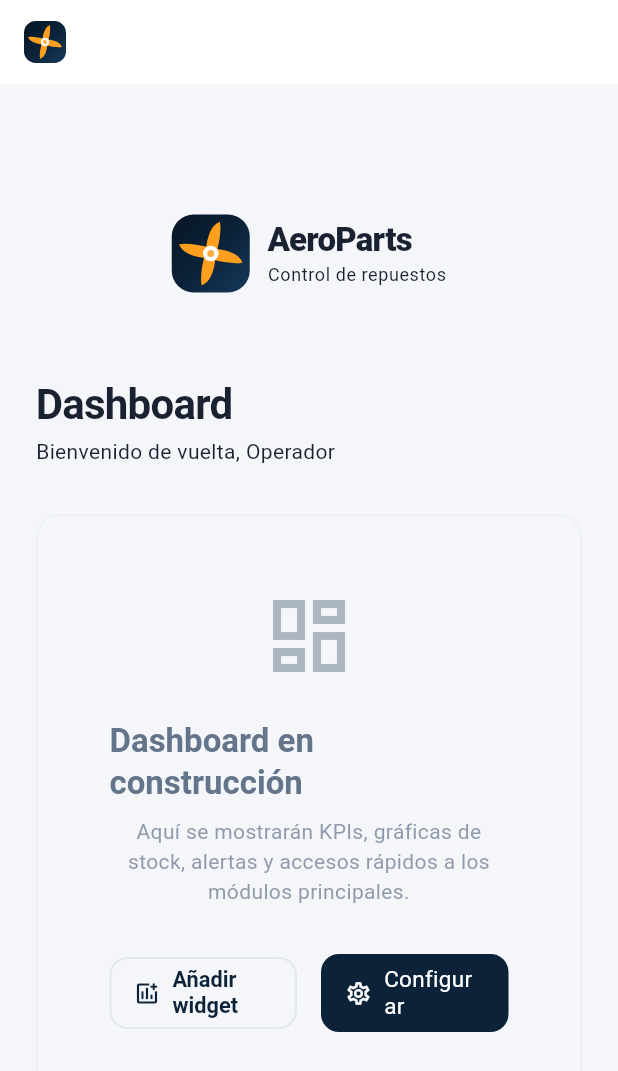
After one commit to JuanSar2107/Fluttter_Frontend, a Flutter app: the DashboardScreen screen opened by its route, on a phone screen of 412 x 824 dp. The commit adds this screen. Shown: the top 1071 px of the screen. Run offline on Flutter 3.47's test engine with Material 3 defaults, Android fonts, the phone set to English and light mode, and no system bars; our stand-ins replace flutter_riverpod, flutter_secure_storage, go_router; accounts and stored records are empty.

Commit message:
dash board

```diff
--- /dev/null
+++ b/lib/features/dashboard/presentation/screens/dashboard_screen.dart
@@ -0,0 +1,235 @@
+import 'package:flutter/material.dart';
+import 'package:flutter_riverpod/flutter_riverpod.dart';
+
+import '../../../../core/theme/app_theme.dart';
+import '../../../auth/domain/entities/app_user.dart';
+import '../../../auth/presentation/providers/auth_providers.dart';
+import '../../../auth/presentation/widgets/app_logo.dart';
+
+/// Pantalla principal (Dashboard) con la misma estructura visual que el panel
+/// derecho del login: centrado, ancho máximo 420px, con header de marca en móvil.
+///
+/// Evita el layout partido (brand panel + content) para evitar problemas de
+/// overflow en tests. Cuando se necesite el panel lateral, se puede añadir
+/// copiando el patrón del LoginScreen.
+class DashboardScreen extends ConsumerWidget {
+  const DashboardScreen({super.key});
+
+  @override
+  Widget build(BuildContext context, WidgetRef ref) {
+    final user = ref.watch(currentUserProvider);
+
+    return Scaffold(
+      appBar: AppBar(
+        title: const AppLogo(size: 28, showWordmark: false),
+        actions: [
+          if (user != null)
+            IconButton(
+              onPressed: () =>
+                  ref.read(authControllerProvider.notifier).signOut(),
+              icon: const Icon(Icons.logout),
+              tooltip: 'Cerrar sesión',
+            ),
+        ],
+      ),
+      body: SafeArea(
+        child: _ContentPanel(user: user),
+      ),
+    );
+  }
+}
+
+class _ContentPanel extends StatelessWidget {
+  const _ContentPanel({required this.user});
+
+  final AppUser? user;
+
+  @override
+  Widget build(BuildContext context) {
+    final theme = Theme.of(context);
+
+    return Center(
+      child: SingleChildScrollView(
+        padding: const EdgeInsets.symmetric(
+          horizontal: AppSpacing.lg,
+          vertical: AppSpacing.xl,
+        ),
+        child: ConstrainedBox(
+          constraints: const BoxConstraints(maxWidth: 420),
+          child: Column(
+            crossAxisAlignment: CrossAxisAlignment.stretch,
+            mainAxisSize: MainAxisSize.min,
+            children: [
+              // Header con logo + badge de usuario (estilo login móvil)
+              _MobileHeader(user: user),
+              const SizedBox(height: AppSpacing.xl),
+
+              // Título de la página
+              Row(
+                children: [
+                  Expanded(
+                    child: Column(
+                      crossAxisAlignment: CrossAxisAlignment.start,
+                      children: [
+                        Text('Dashboard', style: theme.textTheme.headlineMedium),
+                        const SizedBox(height: 4),
+                        Text(
+                          'Bienvenido de vuelta, ${user?.displayName ?? 'Operador'}',
+                          style: theme.textTheme.bodyMedium,
+                        ),
+                      ],
+                    ),
+                  ),
+                ],
+              ),
+              const SizedBox(height: AppSpacing.xl),
+
+              // Placeholder de contenido
+              _EmptyState(),
+            ],
+          ),
+        ),
+      ),
+    );
+  }
+}
+
+class _MobileHeader extends StatelessWidget {
+  const _MobileHeader({required this.user});
+
+  final AppUser? user;
+
+  @override
+  Widget build(BuildContext context) {
+    return Column(
+      children: [
+        const AppLogo(size: 52, showWordmark: true),
+        const SizedBox(height: AppSpacing.lg),
+        if (user != null) _MobileUserBadge(user: user!),
+      ],
+    );
+  }
+}
+
+class _MobileUserBadge extends StatelessWidget {
+  const _MobileUserBadge({required this.user});
+
+  final AppUser user;
+
+  @override
+  Widget build(BuildContext context) {
+    final theme = Theme.of(context);
+
+    return Container(
+      width: double.infinity,
+      padding: const EdgeInsets.all(AppSpacing.md),
+      decoration: BoxDecoration(
+        color: theme.colorScheme.surfaceContainerHighest,
+        borderRadius: BorderRadius.circular(AppRadius.md),
+        border: Border.all(color: theme.colorScheme.outline),
+      ),
+      child: Row(
+        children: [
+          CircleAvatar(
+            radius: 20,
+            backgroundColor: theme.colorScheme.secondary,
+            child: Text(
+              user.initials,
+              style: TextStyle(
+                color: theme.colorScheme.onSecondary,
+                fontWeight: FontWeight.w700,
+                fontSize: 16,
+              ),
+            ),
+          ),
+          const SizedBox(width: AppSpacing.md),
+          Expanded(
+            child: Column(
+              crossAxisAlignment: CrossAxisAlignment.start,
+              children: [
+                Text(
+                  user.displayName,
+                  style: theme.textTheme.titleMedium?.copyWith(
+                    fontWeight: FontWeight.w600,
+                  ),
+                ),
+                Text(
+                  user.role.label,
+                  style: theme.textTheme.bodySmall?.copyWith(
+                    color: theme.colorScheme.onSurfaceVariant,
+                  ),
+                ),
+              ],
+            ),
+          ),
+        ],
+      ),
+    );
+  }
+}
+
+class _EmptyState extends StatelessWidget {
+  @override
+  Widget build(BuildContext context) {
+    final theme = Theme.of(context);
+
+    return Container(
+      width: double.infinity,
+      padding: const EdgeInsets.all(AppSpacing.xxl),
+      decoration: BoxDecoration(
+        color: theme.colorScheme.surfaceContainerHighest.withValues(alpha: 0.3),
+        borderRadius: BorderRadius.circular(AppRadius.lg),
+        border: Border.all(
+          color: theme.colorScheme.outline.withValues(alpha: 0.5),
+          style: BorderStyle.solid,
+        ),
+      ),
+      child: Column(
+        children: [
+          Icon(
+            Icons.dashboard_outlined,
+            size: 64,
+            color: theme.colorScheme.onSurfaceVariant.withValues(alpha: 0.5),
+          ),
+          const SizedBox(height: AppSpacing.lg),
+          Text(
+            'Dashboard en construcción',
+            style: theme.textTheme.titleLarge?.copyWith(
+              color: theme.colorScheme.onSurfaceVariant,
+            ),
+          ),
+          const SizedBox(height: AppSpacing.sm),
+          Text(
+            'Aquí se mostrarán KPIs, gráficas de stock, alertas y accesos '
+            'rápidos a los módulos principales.',
+            style: theme.textTheme.bodyMedium?.copyWith(
+              color: theme.colorScheme.onSurfaceVariant.withValues(alpha: 0.7),
+            ),
+            textAlign: TextAlign.center,
+          ),
+          const SizedBox(height: AppSpacing.xl),
+          Row(
+            mainAxisAlignment: MainAxisAlignment.center,
+            children: [
+              Flexible(
+                child: OutlinedButton.icon(
+                  onPressed: () {},
+                  icon: const Icon(Icons.add_chart_outlined, size: 18),
+                  label: const Text('Añadir widget'),
+                ),
+              ),
+              const SizedBox(width: AppSpacing.md),
+              Flexible(
+                child: FilledButton.icon(
+                  onPressed: () {},
+                  icon: const Icon(Icons.settings_outlined, size: 18),
+                  label: const Text('Configurar'),
+                ),
+              ),
+            ],
+          ),
+        ],
+      ),
+    );
+  }
+}
--- a/lib/routing/app_router.dart
+++ b/lib/routing/app_router.dart
@@ -7,7 +7,7 @@ import '../features/auth/presentation/providers/auth_providers.dart';
 import '../features/auth/presentation/screens/login_screen.dart';
 import '../features/auth/presentation/screens/session_error_screen.dart';
 import '../features/auth/presentation/screens/splash_screen.dart';
-import '../features/home/presentation/screens/home_screen.dart';
+import '../features/dashboard/presentation/screens/dashboard_screen.dart';
 
 /// Rutas de la aplicacion.
 ///
@@ -17,7 +17,7 @@ class AppRoutes {
 
   static const String splash = '/';
   static const String login = '/login';
-  static const String home = '/home';
+  static const String dashboard = '/dashboard';
 
   /// Ruta de error al restaurar la sesion.
   ///
@@ -65,8 +65,8 @@ final Provider<GoRouter> appRouterProvider = Provider<GoRouter>(
         // se redirige. Sin esta rama, un usuario con sesion restaurada se
         // quedaria atrapado viendo "Restaurando sesion..." para siempre.
         AsyncData() => switch (location) {
-            AppRoutes.home => null,
-            _ => AppRoutes.home,
+            AppRoutes.dashboard => null,
+            _ => AppRoutes.dashboard,
           },
       };
     },
@@ -81,8 +81,8 @@ final Provider<GoRouter> appRouterProvider = Provider<GoRouter>(
         builder: (context, state) => const LoginScreen(),
       ),
       GoRoute(
-        path: AppRoutes.home,
-        builder: (context, state) => const HomeScreen(),
+        path: AppRoutes.dashboard,
+        builder: (context, state) => const DashboardScreen(),
       ),
       GoRoute(
         path: kSessionErrorRoute,
```
Also changed, not shown: lib/features/auth/presentation/screens/login_screen.dart (+17 -1 lines), 2 other files.
